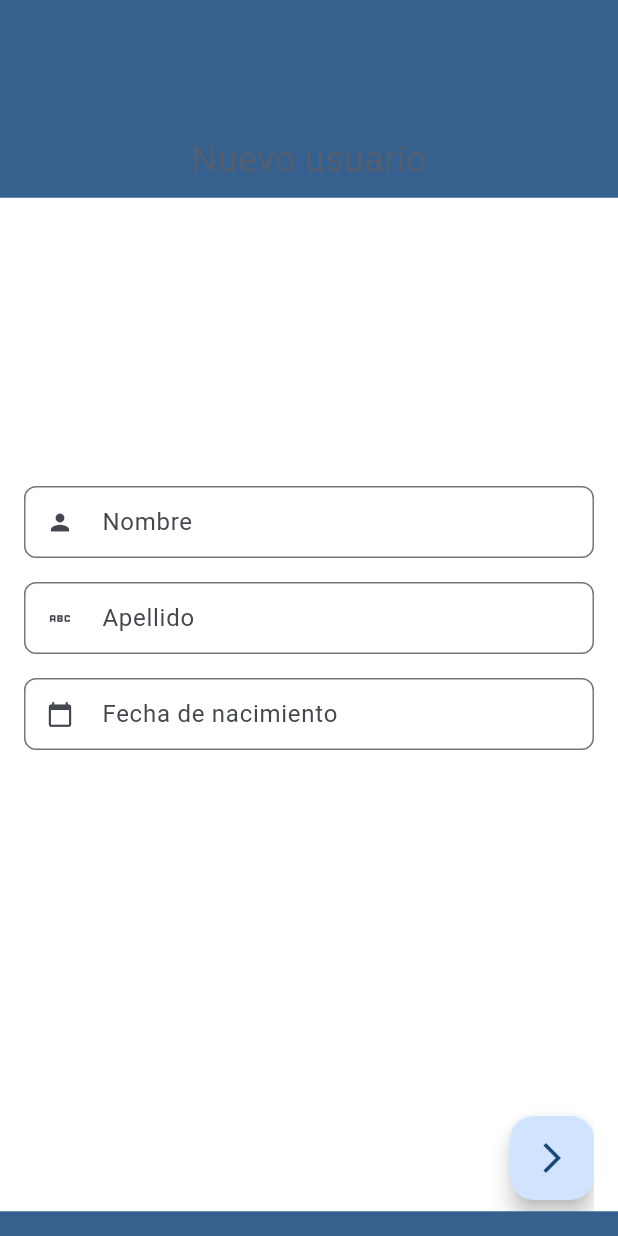
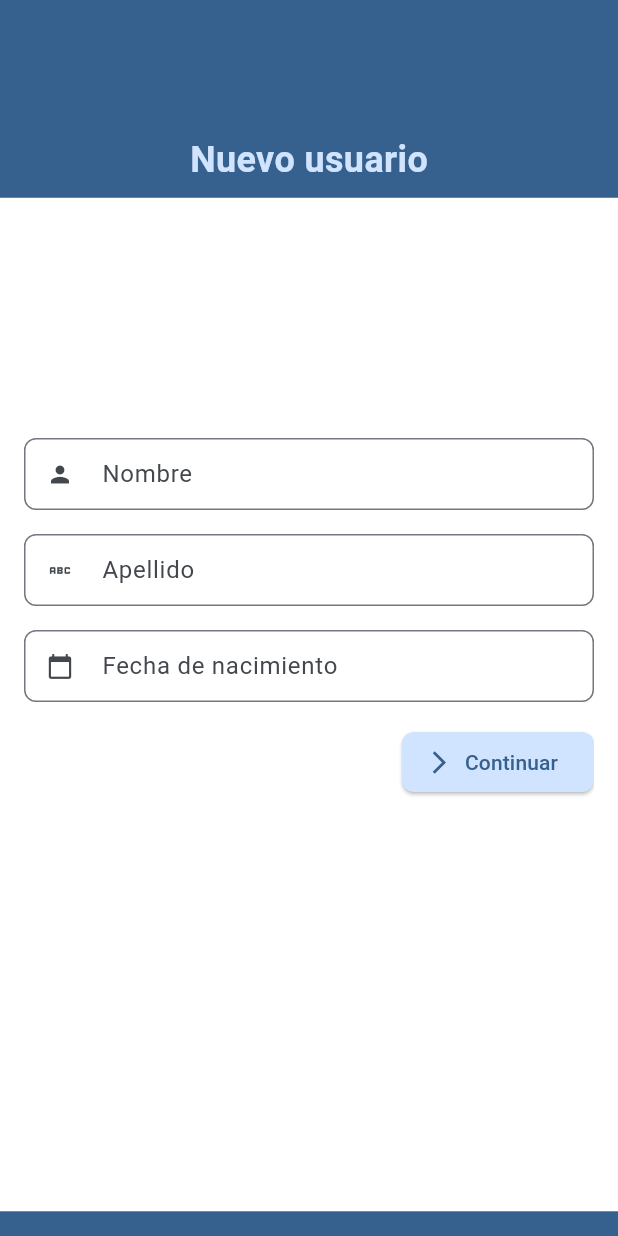
Before and after one commit to jhon-double-v-partners/register-user-trial, a Flutter app: the screen it shows after launch, on a phone screen of 412 x 824 dp. Run offline on Flutter 3.47's test engine with Material 3 defaults, Android fonts, the light colour scheme and no system bars; our stand-ins replace animate_do, flutter_riverpod.

Commit message:
feat(custom-button): new button to use on app

```diff
--- a/lib/config/theme/app_theme.dart
+++ b/lib/config/theme/app_theme.dart
@@ -13,7 +13,6 @@ class AppTheme {
   static final darkTheme = ThemeData(
     brightness: Brightness.dark,
     colorScheme: ColorScheme.fromSeed(
-      primary: Color.fromARGB(255, 30, 64, 186),
       seedColor: Colors.blueAccent,
       brightness: Brightness.dark,
     ),
--- a/lib/core/ui/atoms/atoms.dart
+++ b/lib/core/ui/atoms/atoms.dart
@@ -2,3 +2,4 @@ export 'custom_text_form_field/custom_text_form_field.dart';
 export 'custom_date_picker/custom_date_picker.dart';
 export 'container_top/container_top.dart';
 export 'container_bottom/container_bottom.dart';
+export 'custom_button/custom_button.dart';
--- a/lib/core/ui/atoms/container_top/container_top.dart
+++ b/lib/core/ui/atoms/container_top/container_top.dart
@@ -20,7 +20,11 @@ class ContainerTop extends StatelessWidget {
           children: [
             Text(
               title,
-              style: TextStyle(color: themeColors.secondary, fontSize: 24),
+              style: TextStyle(
+                color: themeColors.primaryFixed,
+                fontSize: 24,
+                fontWeight: FontWeight.bold,
+              ),
             ),
           ],
         ),
--- /dev/null
+++ b/lib/core/ui/atoms/custom_button/custom_button.dart
@@ -0,0 +1,30 @@
+import 'package:flutter/material.dart';
+
+class CustomButton extends StatelessWidget {
+  final Function()? onPressed;
+  final Widget? icon;
+  final String text;
+  final IconAlignment? iconAlignment;
+
+  const CustomButton({
+    super.key,
+    this.onPressed,
+    this.icon,
+    required this.text,
+    this.iconAlignment,
+  });
+
+  @override
+  Widget build(BuildContext context) {
+    return ElevatedButton.icon(
+      onPressed: onPressed,
+      icon: icon,
+      iconAlignment: iconAlignment,
+      label: Text(text),
+      style: ElevatedButton.styleFrom(
+        backgroundColor: Theme.of(context).colorScheme.primaryContainer,
+        shape: RoundedRectangleBorder(borderRadius: BorderRadius.circular(8)),
+      ),
+    );
+  }
+}
--- a/lib/core/ui/molecules/navigation_controls/navigation_controls.dart
+++ b/lib/core/ui/molecules/navigation_controls/navigation_controls.dart
@@ -1,4 +1,5 @@
 import 'package:animate_do/animate_do.dart';
+import 'package:double_v_partners/core/ui/atoms/atoms.dart';
 import 'package:flutter/material.dart';
 
 class NavigationControls extends StatelessWidget {
@@ -15,23 +16,17 @@ class NavigationControls extends StatelessWidget {
 
   @override
   Widget build(BuildContext context) {
-    return Positioned.fill(
-      child: Align(
-        alignment: Alignment.bottomCenter,
-        child: Padding(
-          padding: const EdgeInsets.symmetric(vertical: 16),
-          child: Row(
+    return Row(
       mainAxisAlignment: MainAxisAlignment.spaceBetween,
       children: [
         currentPage > 0
             ? FadeInRight(
                 from: 14,
                 delay: const Duration(milliseconds: 100),
-                      child: FloatingActionButton(
-                        onPressed: currentPage == 0
-                            ? null
-                            : () => previousPage(),
-                        child: const Icon(Icons.arrow_back_ios_sharp),
+                child: CustomButton(
+                  onPressed: currentPage == 0 ? null : () => previousPage(),
+                  icon: const Icon(Icons.arrow_back_ios_sharp),
+                  text: 'Volver',
                 ),
               )
             : const SizedBox(),
@@ -39,15 +34,13 @@ class NavigationControls extends StatelessWidget {
         FadeInLeft(
           from: 14,
           delay: const Duration(milliseconds: 100),
-                child: FloatingActionButton(
+          child: CustomButton(
             onPressed: () => nextPage(),
-                  child: const Icon(Icons.arrow_forward_ios_sharp),
+            icon: const Icon(Icons.arrow_forward_ios_sharp),
+            text: 'Continuar',
           ),
         ),
       ],
-          ),
-        ),
-      ),
     );
   }
 }
--- a/lib/presentation/screens/home_screen.dart
+++ b/lib/presentation/screens/home_screen.dart
@@ -90,6 +90,7 @@ class _HomeScreenState extends State<HomeScreen> {
         'Nuevo usuario',
         PersonalData(onNextPage: nextPage, currentPage: currentPage),
       ),
+
       SlideInfo(
         'Dirección',
         AddressView(
--- a/lib/presentation/views/address_view.dart
+++ b/lib/presentation/views/address_view.dart
@@ -62,13 +62,13 @@ class _AddressViewState extends State<AddressView> {
                       return null;
                     },
                   ),
+
+                  NavigationControls(
+                    nextPage: _onNextPage,
+                    previousPage: widget.onPreviousPage,
+                    currentPage: widget.currentPage,
+                  ),
                 ],
-              ),
-
-              NavigationControls(
-                nextPage: _onNextPage,
-                previousPage: widget.onPreviousPage,
-                currentPage: widget.currentPage,
               ),
             ],
           ),
--- a/lib/presentation/views/done_view.dart
+++ b/lib/presentation/views/done_view.dart
@@ -11,9 +11,7 @@ class DoneView extends StatelessWidget {
     final theme = Theme.of(context);
     final colors = theme.colorScheme;
 
-    return Scaffold(
-      backgroundColor: colors.surface,
-      body: Center(
+    return Center(
       child: Padding(
         padding: const EdgeInsets.all(32.0),
         child: Column(
@@ -33,7 +31,7 @@ class DoneView extends StatelessWidget {
               '¡Registro completado!',
               style: theme.textTheme.headlineMedium?.copyWith(
                 fontWeight: FontWeight.bold,
-                  color: colors.surface,
+                color: colors.primary,
               ),
               textAlign: TextAlign.center,
             ),
@@ -66,7 +64,6 @@ class DoneView extends StatelessWidget {
           ],
         ),
       ),
-      ),
     );
   }
 }
--- a/lib/presentation/views/personal_data.dart
+++ b/lib/presentation/views/personal_data.dart
@@ -82,13 +82,13 @@ class _PersonalDataState extends State<PersonalData> {
                       return null;
                     },
                   ),
+
+                  NavigationControls(
+                    nextPage: _onNextPage,
+                    previousPage: () {},
+                    currentPage: widget.currentPage,
+                  ),
                 ],
-              ),
-
-              NavigationControls(
-                nextPage: _onNextPage,
-                previousPage: () {},
-                currentPage: widget.currentPage,
               ),
             ],
           ),
```
Lines whose indentation alone changed are shown as unchanged.
